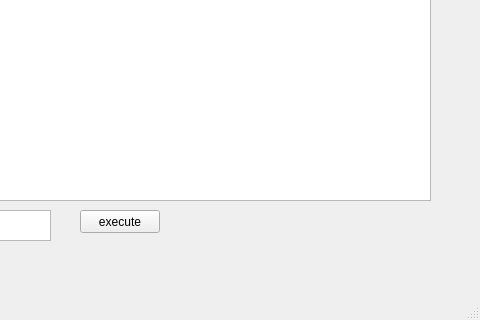
The window that mainwindow.ui (CemalYet/PathPlanner) describes before a commit, drawn with Qt 5; both pictures show x 320 to 800 and y 280 to 600 of the 800 by 600 pixel window.
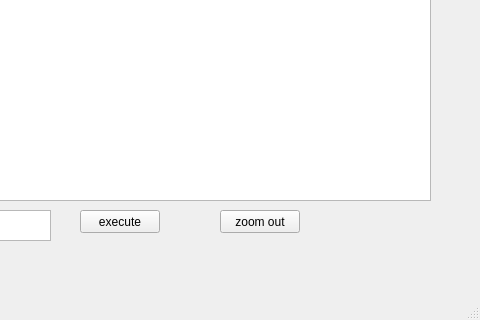
The same window after the commit.

What changed in the file:
```diff
--- a/mainwindow.ui
+++ b/mainwindow.ui
@@ -126,6 +126,19 @@
      <string>execute</string>
     </property>
    </widget>
+   <widget class="QPushButton" name="pushButton_2">
+    <property name="geometry">
+     <rect>
+      <x>540</x>
+      <y>490</y>
+      <width>80</width>
+      <height>23</height>
+     </rect>
+    </property>
+    <property name="text">
+     <string>zoom out</string>
+    </property>
+   </widget>
   </widget>
   <widget class="QMenuBar" name="menubar">
    <property name="geometry">
```
Left out of the diff: 19 changed lines with no effect on the pictures.
